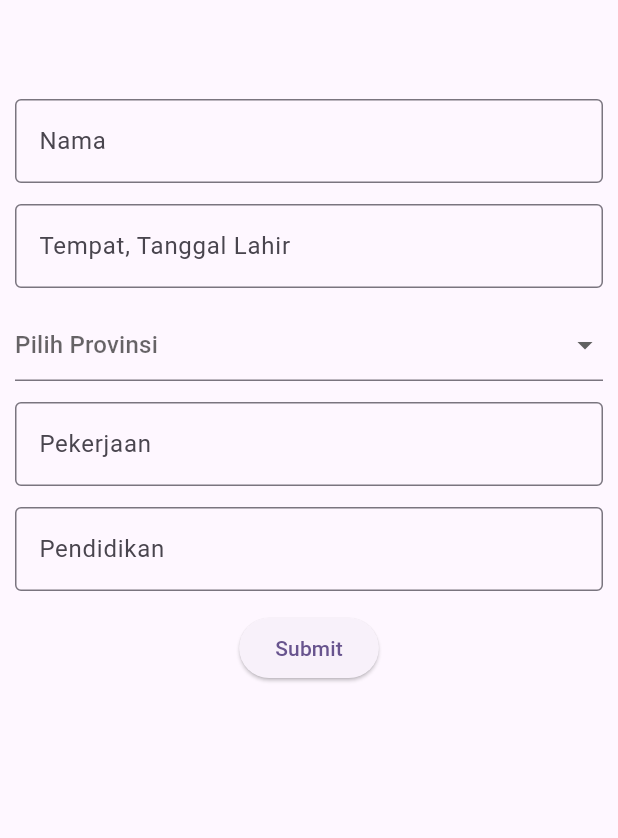
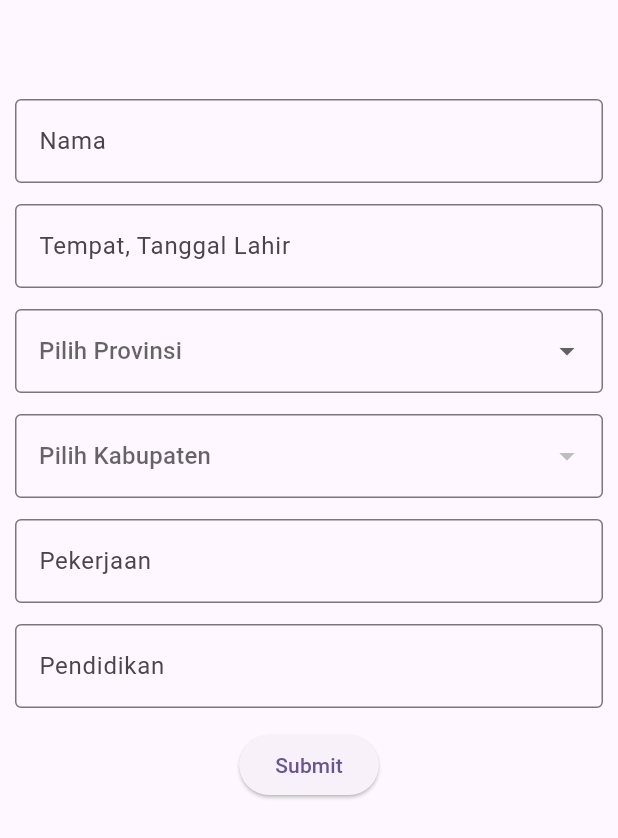
Before and after one commit to natasyakusuma/ktp_project, a Flutter app: the screen it shows after launch, after a tap on "Submit", on a phone screen of 412 x 824 dp. Shown: the top 838 px of the screen. Run offline on Flutter 3.47's test engine with Material 3 defaults, Android fonts, the light colour scheme and no system bars; our stand-ins replace hive, hive_flutter; accounts and stored records are empty; generated files the repository leaves out were written again.

Commit message:
Submit Page (Dropdown Province)

```diff
--- /dev/null
+++ b/lib/domain/entities/ktp.dart
@@ -0,0 +1,26 @@
+import 'package:hive/hive.dart';
+
+part 'ktp.g.dart';
+
+@HiveType(typeId: 1)
+class KTP{
+  KTP ({this.nama, this.ttl, this.pekerjaan, this.pendidikan});
+
+  @HiveField(0)
+  String? nama;
+
+  @HiveField(1)
+  String? ttl;
+
+  @HiveField(2)
+  String? provinsi;
+
+  @HiveField(3)
+  String? kabupaten;
+
+  @HiveField(4)
+  String? pekerjaan;
+
+  @HiveField(5)
+  String? pendidikan;
+}
--- a/lib/main.dart
+++ b/lib/main.dart
@@ -2,10 +2,13 @@ import 'package:flutter/material.dart';
 import 'package:hive/hive.dart';
 import 'package:hive_flutter/hive_flutter.dart';
 import 'package:ktp_project/presentation/pages/SubmitPage.dart';
+import 'domain/entities/ktp.dart';
 
 void main() async{
 WidgetsFlutterBinding.ensureInitialized();
 await Hive.initFlutter();
+await Hive.openBox('ktpbox');
+Hive.registerAdapter(KTPAdapter());
 
   runApp(MyApp());
 }
--- /dev/null
+++ b/lib/presentation/pages/SaveForm.dart
@@ -0,0 +1,16 @@
+import 'package:flutter/cupertino.dart';
+import 'package:hive_flutter/hive_flutter.dart';
+
+class SaveForm {
+  static const _myBox = 'SubmitForm';
+
+  static Future<void> saveFormData(Map<String, dynamic> formData) async {
+    var box = await Hive.openBox(_myBox);
+    await box.put('formData', formData);
+  }
+
+  static Future<Map<String, dynamic>?> getFormData() async {
+    var box = await Hive.openBox(_myBox);
+    return box.get('formData');
+  }
+}
--- a/lib/presentation/pages/SubmitPage.dart
+++ b/lib/presentation/pages/SubmitPage.dart
@@ -1,7 +1,12 @@
 import 'package:flutter/material.dart';
+import 'package:hive/hive.dart';
 import 'package:ktp_project/data/repository/ktp_repository.dart';
+import 'package:ktp_project/domain/entities/regencies.dart';
 
+import '../../domain/entities/ktp.dart';
 import '../../domain/entities/province.dart';
+import 'SaveForm.dart';
+import 'DisplayPage.dart';
 
 class CustomTextField extends StatelessWidget {
   final TextEditingController controller;
@@ -12,7 +17,8 @@ class CustomTextField extends StatelessWidget {
     required this.controller,
     required this.labelText,
     required this.hintText,
-  });
+    required String? Function(String? value) validator,
+  }); //constructor
 
   @override
   Widget build(BuildContext context) {
@@ -41,6 +47,8 @@ class _SubmitPageState extends State<SubmitPage> {
   GlobalKey<FormState> _formKey = GlobalKey<FormState>();
   List<Provinces>? provinceItems;
   String? selectedProvince;
+  List<Regencies>? regenciesItems;
+  String? selectedRegencies;
 
   @override
   void initState() {
@@ -61,6 +69,19 @@ class _SubmitPageState extends State<SubmitPage> {
     }
   }
 
+  Future<void> _fetchRegenciesData() async {
+    try {
+      List<Regencies> data =
+          await ktpRepository.getRegencies(selectedProvince!);
+      setState(() {
+        regenciesItems = data ?? [];
+      });
+    } catch (e) {
+      print('Error fetching regencies data: $e');
+      // Handle error, show a message, or take appropriate action
+    }
+  }
+
   @override
   Widget build(BuildContext context) {
     return SafeArea(
@@ -76,16 +97,35 @@ class _SubmitPageState extends State<SubmitPage> {
                   controller: _namaController,
                   labelText: 'Nama',
                   hintText: 'Masukkan Nama Anda Disini',
+                  validator: (String? value) {
+                    if (value == null || value.isEmpty) {
+                      return 'Nama Wajib di Isi';
+                    }
+                    return null;
+                  },
                 ),
+
                 SizedBox(height: 14), // Add spacing between text fields
                 // Add other widgets as needed
+
                 CustomTextField(
                   controller: _ttlController,
                   labelText: 'Tempat, Tanggal Lahir',
                   hintText: 'Masukkan Tempat Tanggal Lahir Anda Disini',
+                  validator: (String? value) {
+                    if (value == null || value.isEmpty) {
+                      return 'Tempat, Tanggal Lahir wajib di isi';
+                    }
+                    return null;
+                  },
                 ),
+
                 SizedBox(height: 14),
+
                 DropdownButtonFormField<Provinces>(
+                  decoration: InputDecoration(
+                    border: OutlineInputBorder(),
+                  ),
                   hint: Text('Pilih Provinsi'),
                   items: provinceItems
                       ?.map((province) => DropdownMenuItem<Provinces>(
@@ -96,6 +136,27 @@ class _SubmitPageState extends State<SubmitPage> {
                   onChanged: (Provinces? newValue) {
                     setState(() {
                       selectedProvince = newValue?.id ?? '';
+                      selectedRegencies = null;
+                    });
+                  },
+                ),
+
+                SizedBox(height: 14),
+
+                DropdownButtonFormField<Regencies>(
+                  decoration: InputDecoration(
+                    border: OutlineInputBorder(),
+                  ),
+                  hint: Text('Pilih Kabupaten'),
+                  items: regenciesItems
+                      ?.map((regency) => DropdownMenuItem<Regencies>(
+                            value: regency,
+                            child: Text(regency.name),
+                          ))
+                      .toList(),
+                  onChanged: (Regencies? newValue) {
+                    setState(() {
+                      selectedRegencies = newValue?.id;
                     });
                   },
                 ),
@@ -104,17 +165,57 @@ class _SubmitPageState extends State<SubmitPage> {
                   controller: _pekerjaanController,
                   labelText: 'Pekerjaan',
                   hintText: 'Masukkan Pekerjaan Anda Disini',
+                  validator: (String? value) {
+                    if (value == null || value.isEmpty) {
+                      return 'Pekerjaan Wajib di Isi';
+                    }
+                    return null;
+                  },
                 ),
                 SizedBox(height: 14),
                 CustomTextField(
                   controller: _pendidikanController,
                   labelText: 'Pendidikan',
                   hintText: 'Masukkan Pendidikan Anda Disini',
+                  validator: (String? value) {
+                    if (value == null || value.isEmpty) {
+                      return 'Pendidikan Wajib di Isi';
+                    }
+                    return null;
+                  },
                 ),
                 SizedBox(height: 14),
                 ElevatedButton(
-                  onPressed: () {
-                    _saveDataToHive();
+                  onPressed: () async {
+                    if (_formKey.currentState!.validate()) {
+                      print(
+                          'Validation success, proceeding to save data to Hive');
+
+                      final box = await Hive.openBox<KTP>('ktpbox');
+
+                      // Create a KTP object with form data
+                      final ktpData = KTP(
+                        nama: _namaController.text,
+                        ttl: _ttlController.text,
+                        // provinsi: provinceItems!.first.name,
+                        // regencies: regenciesItems?.isNotEmpty == true
+                        //     ? regenciesItems!.first.id
+                        //     : null,
+                        pekerjaan: _pekerjaanController.text,
+                        pendidikan: _pendidikanController.text,
+                      );
+
+                      Navigator.push(context, MaterialPageRoute(builder: (context) => DisplayPage()),);
+
+                      // Save the KTP data to Hive
+                      await box.add(ktpData);
+
+                      // Optionally, clear text controllers
+                      _namaController.clear();
+                      _ttlController.clear();
+                      _pekerjaanController.clear();
+                      _pendidikanController.clear();
+                    }
                   },
                   child: Text('Submit'),
                 ),
@@ -126,17 +227,31 @@ class _SubmitPageState extends State<SubmitPage> {
     );
   }
 
-  void _saveDataToHive() {
-    // Get data from controllers
-    String nama = _namaController.text;
-    String ttl = _ttlController.text;
-
-    // Save data to Hive (replace with your own logic)
-    // _box.put('nama', nama);
-    // _box.put('ttl', ttl);
-
-    // Optionally, clear text controllers
-    _namaController.clear();
-    _ttlController.clear();
-  }
+// void _saveDataToHive() async {
+//   // Get data from controllers
+//   String nama = _namaController.text;
+//   String ttl = _ttlController.text;
+//   String pekerjaan = _pekerjaanController.text;
+//   String pendidikan = _pendidikanController.text;
+//
+//   // Save data to Hive
+//   await SaveForm.saveFormData({
+//     'nama': nama,
+//     'ttl': ttl,
+//     'pekerjaan': pekerjaan,
+//     'pendidikan': pendidikan,
+//   });
+//
+//   // Optionally, clear text controllers
+//   _namaController.clear();
+//   _ttlController.clear();
+//   _pekerjaanController.clear();
+//   _pendidikanController.clear();
+//
+//   // Navigate to the next page
+//   Navigator.push(
+//     context,
+//     MaterialPageRoute(builder: (context) => DisplayPage()),
+//   );
+// }
 }
--- a/pubspec.yaml
+++ b/pubspec.yaml
@@ -39,10 +39,11 @@ dependencies:
   cupertino_icons: ^1.0.2
   hive: ^2.0.4
   go_router: ^13.1.0
-  hive_generator: ^2.0.1
   hive_flutter: ^1.1.0
 
 dev_dependencies:
+  hive_generator: ^2.0.1
+  build_runner: ^2.1.2
   flutter_test:
     sdk: flutter
 
```
Also changed, not shown: lib/data/repository/ktp_repository.dart (+17 -14 lines), lib/presentation/pages/DisplayPage.dart (added, +17 -0 lines), lib/presentation/pages/form_hive.dart (deleted, +0 -16 lines), pubspec.lock.
